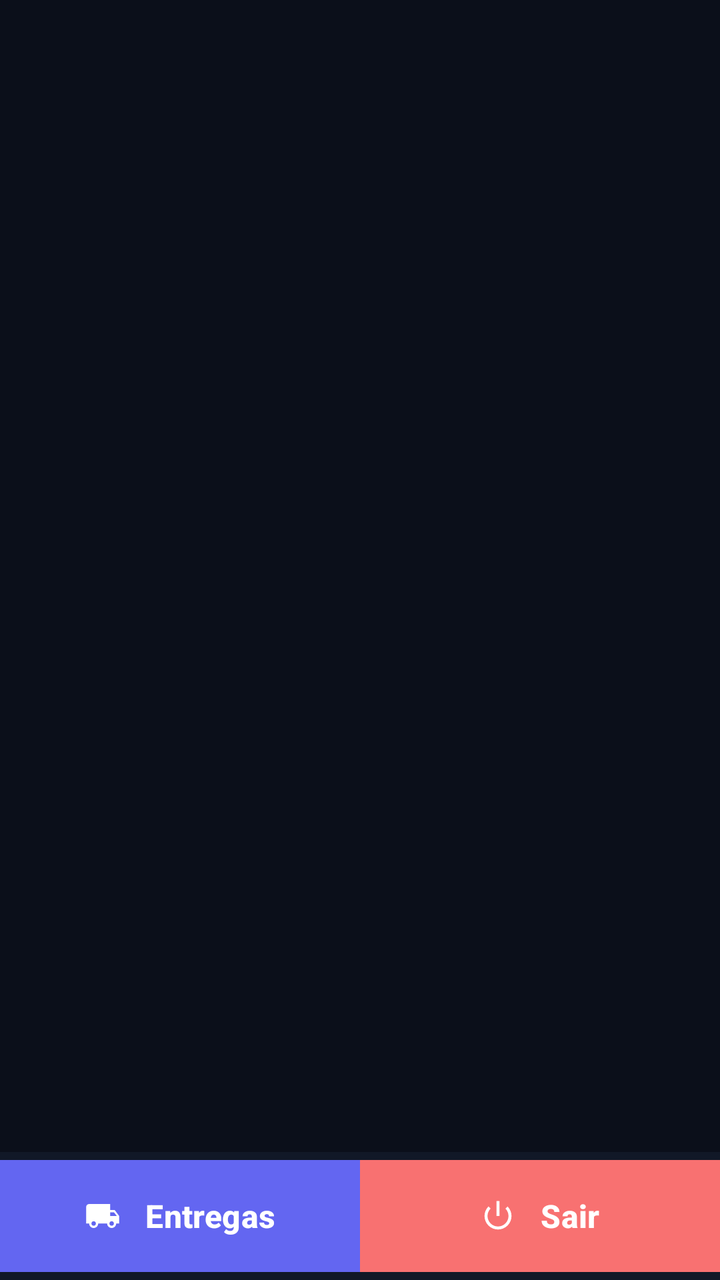
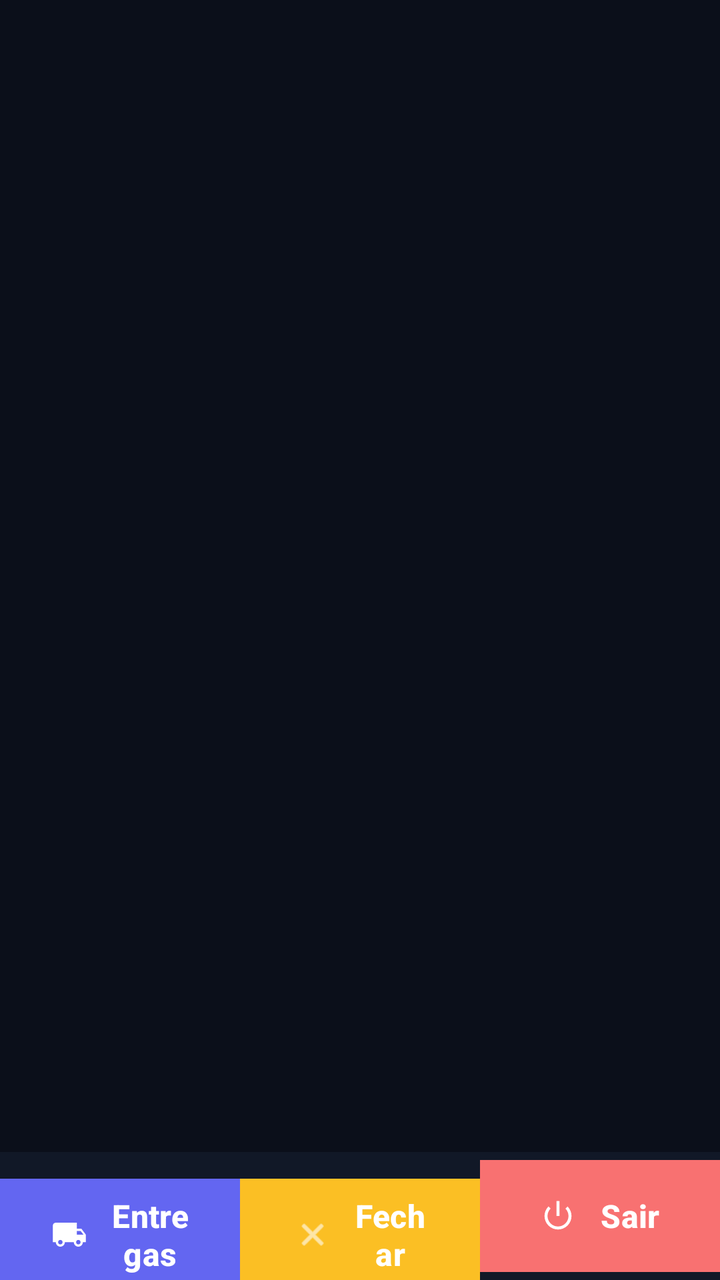

Compare the two renders of this Android layout. The source of the first and the diff that turns it into the second are given below.
<!-- AndroidManifest.xml: application theme Theme.Entregador -->
<!-- res/layout/activity_home.xml -->
<?xml version="1.0" encoding="utf-8"?>
<LinearLayout xmlns:android="http://schemas.android.com/apk/res/android"
    xmlns:app="http://schemas.android.com/apk/res-auto"
    android:layout_width="match_parent"
    android:layout_height="match_parent"
    android:orientation="vertical"
    android:background="@color/background"
    android:fitsSystemWindows="true">

    <FrameLayout
        android:id="@+id/fragment_container"
        android:layout_width="match_parent"
        android:layout_height="0dp"
        android:layout_weight="1"
        android:background="@color/background" />

    <LinearLayout
        android:layout_width="match_parent"
        android:layout_height="wrap_content"
        android:orientation="horizontal"
        android:background="@color/surface">

        <com.google.android.material.button.MaterialButton
            android:id="@+id/bottomNav"
            android:layout_width="0dp"
            android:layout_height="64dp"
            android:layout_weight="1"
            android:text="Entregas"
            android:textStyle="bold"
            android:textSize="16sp"
            android:textColor="@color/on_primary"
            app:icon="@drawable/ic_tarefas"
            app:iconGravity="textStart"
            app:iconPadding="12dp"
            app:iconTint="@color/on_primary"
            app:cornerRadius="0dp"
            android:backgroundTint="@color/primary" />

        <com.google.android.material.button.MaterialButton
            android:id="@+id/btnSair"
            android:layout_width="0dp"
            android:layout_height="64dp"
            android:layout_weight="1"
            android:text="Sair"
            android:textStyle="bold"
            android:textSize="16sp"
            android:textColor="@color/on_primary"
            app:icon="@android:drawable/ic_lock_power_off"
            app:iconGravity="textStart"
            app:iconPadding="12dp"
            app:iconTint="@color/on_primary"
            app:cornerRadius="0dp"
            android:backgroundTint="@color/danger" />

    </LinearLayout>

</LinearLayout>
<!-- resources referenced by this layout -->
<resources>
  <color name="background">#0B0F1A</color>
  <color name="danger">#F87171</color>
  <color name="on_primary">#FFFFFF</color>
  <color name="primary">#6366F1</color>
  <color name="surface">#111827</color>
  <!-- drawable ic_tarefas (drawable) -->
  <?xml version="1.0" encoding="utf-8"?>
  <vector xmlns:android="http://schemas.android.com/apk/res/android"
      android:width="32dp"
      android:height="32dp"
      android:viewportWidth="24"
      android:viewportHeight="24">
      <path
          android:fillColor="#FFFFFFFF"
          android:pathData="M20,8h-3V4H3C1.9,4 1,4.9 1,6v11h2c0,1.66 1.34,3 3,3s3,-1.34 3,-3h6c0,1.66 1.34,3 3,3s3,-1.34 3,-3h2V12L20,8zM6,18.5c-0.83,0 -1.5,-0.67 -1.5,-1.5s0.67,-1.5 1.5,-1.5 1.5,0.67 1.5,1.5 -0.67,1.5 -1.5,1.5zM19.5,9.5l1.96,2.5H17V9.5h2.5zM18,18.5c-0.83,0 -1.5,-0.67 -1.5,-1.5s0.67,-1.5 1.5,-1.5 1.5,0.67 1.5,1.5 -0.67,1.5 -1.5,1.5z"/>
  </vector>
  <style name="Theme.Entregador" parent="Theme.Material3.Dark.NoActionBar">
          <item name="colorPrimary">@color/primary</item>
          <item name="colorPrimaryVariant">@color/primary_dark</item>
          <item name="colorSecondary">@color/accent</item>
          <item name="colorSurface">@color/surface</item>
          <item name="colorOnSurface">@color/text_primary</item>
          <item name="android:statusBarColor">@color/background</item>
          <item name="android:navigationBarColor">@color/background</item>
          <item name="android:windowBackground">@color/background</item>
          <item name="android:textColor">@color/text_primary</item>
      </style>
  <color name="primary_dark">#4F46E5</color>
  <color name="accent">#22D3EE</color>
  <color name="text_primary">#F1F5F9</color>
</resources>

<!-- the commit's change to res/layout/activity_home.xml (unified diff, before → after) -->
@@ -37,7 +37,23 @@
             android:backgroundTint="@color/primary" />
 
         <com.google.android.material.button.MaterialButton
-            android:id="@+id/btnSair"
+            android:id="@+id/btnFechar"
+            android:layout_width="0dp"
+            android:layout_height="64dp"
+            android:layout_weight="1"
+            android:text="Fechar"
+            android:textStyle="bold"
+            android:textSize="16sp"
+            android:textColor="@color/on_primary"
+            app:icon="@android:drawable/ic_menu_close_clear_cancel"
+            app:iconGravity="textStart"
+            app:iconPadding="12dp"
+            app:iconTint="@color/on_primary"
+            app:cornerRadius="0dp"
+            android:backgroundTint="@color/warning" />
+
+        <com.google.android.material.button.MaterialButton
+            android:id="@+id/btnLogout"
             android:layout_width="0dp"
             android:layout_height="64dp"
             android:layout_weight="1"
<!-- resource entries referenced after the edit -->
@@ -5,6 +5,7 @@
   <color name="on_primary">#FFFFFF</color>
   <color name="primary">#6366F1</color>
   <color name="surface">#111827</color>
+  <color name="warning">#FBBF24</color>
   <!-- drawable ic_tarefas (drawable) -->
   <?xml version="1.0" encoding="utf-8"?>
   <vector xmlns:android="http://schemas.android.com/apk/res/android"
